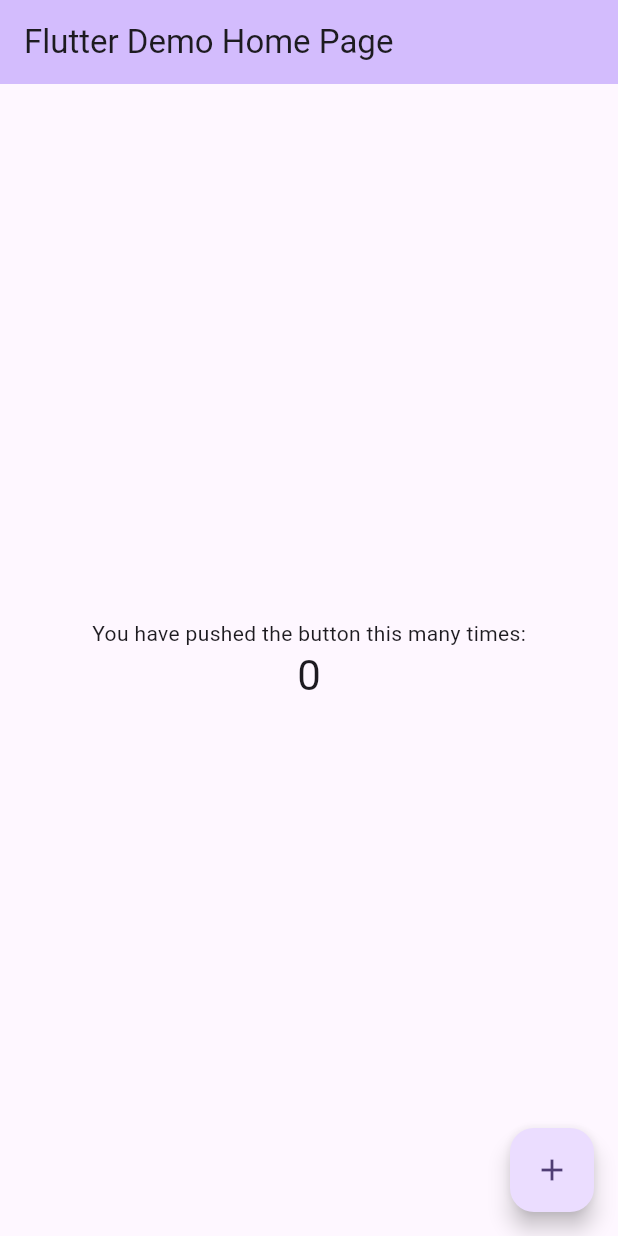
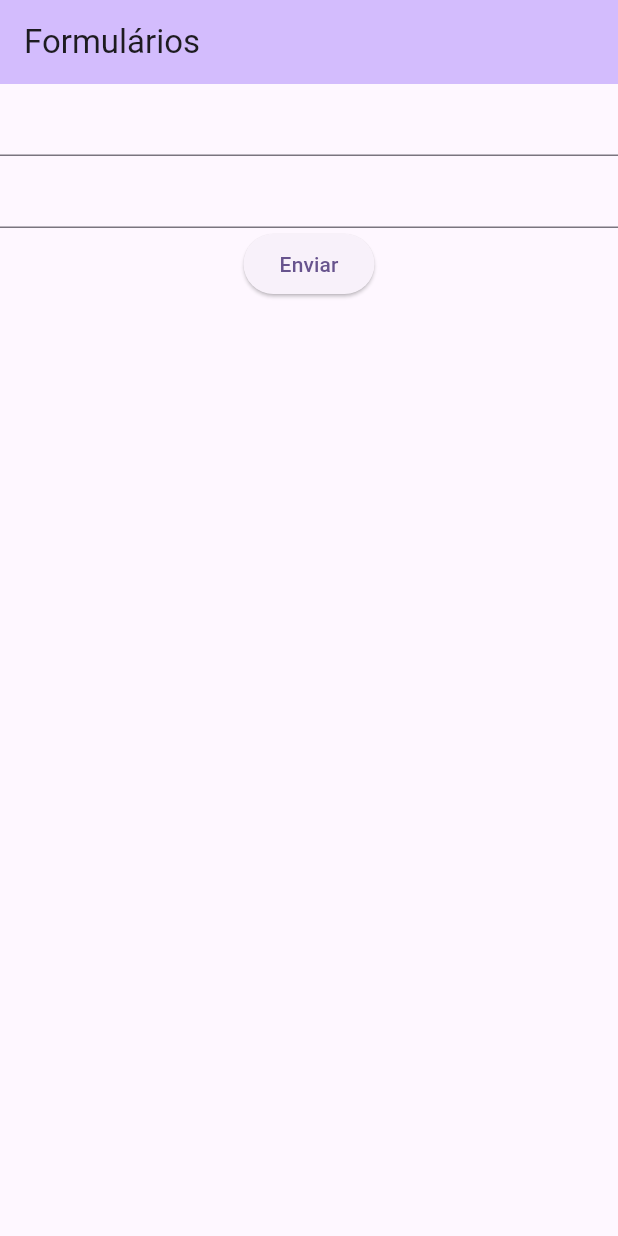
Before and after one commit to thomazrb/exemplo_flutter_form_validator, a Flutter app: the screen it shows after launch, on a phone screen of 412 x 824 dp. Run offline on Flutter 3.47's test engine with Material 2 defaults, Android fonts, the phone set to English and light mode, and no system bars.

Commit message:
Versão Final

```diff
--- /dev/null
+++ b/lib/components/my_form.dart
@@ -0,0 +1,48 @@
+import 'package:flutter/material.dart';
+
+class MyForm extends StatelessWidget {
+  MyForm({super.key});
+  final formKey = GlobalKey<FormState>();
+  @override
+  Widget build(BuildContext context) {
+    return Form(
+      key: formKey,
+      child: Column(children: [
+        TextFormField(
+          validator: (value) {
+            if (value == null || value.isEmpty) {
+              return 'Digite algum texto!';
+            }
+            if (value.length < 3) {
+              return 'Digite um texto maior pô!';
+            } else {
+              return null;
+            }
+          },
+        ),
+        TextFormField(
+          validator: (value) {
+            if (value == null || value.isEmpty) {
+              return 'É necessário um CPF';
+            } else if (value.length != 11) {
+              return 'CPF Inválido!';
+            } else {
+              return null;
+            }
+          },
+        ),
+        ElevatedButton(
+          onPressed: () {
+            if (formKey.currentState!.validate()) {
+              // Faz o que tá aqui quando tá valido!
+              ScaffoldMessenger.of(context).showSnackBar(
+                const SnackBar(content: Text('Processando o Formulário!')),
+              );
+            }
+          },
+          child: const Text('Enviar'),
+        )
+      ]),
+    );
+  }
+}
--- a/lib/main.dart
+++ b/lib/main.dart
@@ -1,3 +1,4 @@
+import 'package:exemplo_flutter_form_validator/pages/home_page.dart';
 import 'package:flutter/material.dart';
 
 void main() {
@@ -31,95 +32,7 @@ class MyApp extends StatelessWidget {
         colorScheme: ColorScheme.fromSeed(seedColor: Colors.deepPurple),
         useMaterial3: true,
       ),
-      home: const MyHomePage(title: 'Flutter Demo Home Page'),
+      home: HomePage(),
     );
   }
 }
-
-class MyHomePage extends StatefulWidget {
-  const MyHomePage({super.key, required this.title});
-
-  // This widget is the home page of your application. It is stateful, meaning
-  // that it has a State object (defined below) that contains fields that affect
-  // how it looks.
-
-  // This class is the configuration for the state. It holds the values (in this
-  // case the title) provided by the parent (in this case the App widget) and
-  // used by the build method of the State. Fields in a Widget subclass are
-  // always marked "final".
-
-  final String title;
-
-  @override
-  State<MyHomePage> createState() => _MyHomePageState();
-}
-
-class _MyHomePageState extends State<MyHomePage> {
-  int _counter = 0;
-
-  void _incrementCounter() {
-    setState(() {
-      // This call to setState tells the Flutter framework that something has
-      // changed in this State, which causes it to rerun the build method below
-      // so that the display can reflect the updated values. If we changed
-      // _counter without calling setState(), then the build method would not be
-      // called again, and so nothing would appear to happen.
-      _counter++;
-    });
-  }
-
-  @override
-  Widget build(BuildContext context) {
-    // This method is rerun every time setState is called, for instance as done
-    // by the _incrementCounter method above.
-    //
-    // The Flutter framework has been optimized to make rerunning build methods
-    // fast, so that you can just rebuild anything that needs updating rather
-    // than having to individually change instances of widgets.
-    return Scaffold(
-      appBar: AppBar(
-        // TRY THIS: Try changing the color here to a specific color (to
-        // Colors.amber, perhaps?) and trigger a hot reload to see the AppBar
-        // change color while the other colors stay the same.
-        backgroundColor: Theme.of(context).colorScheme.inversePrimary,
-        // Here we take the value from the MyHomePage object that was created by
-        // the App.build method, and use it to set our appbar title.
-        title: Text(widget.title),
-      ),
-      body: Center(
-        // Center is a layout widget. It takes a single child and positions it
-        // in the middle of the parent.
-        child: Column(
-          // Column is also a layout widget. It takes a list of children and
-          // arranges them vertically. By default, it sizes itself to fit its
-          // children horizontally, and tries to be as tall as its parent.
-          //
-          // Column has various properties to control how it sizes itself and
-          // how it positions its children. Here we use mainAxisAlignment to
-          // center the children vertically; the main axis here is the vertical
-          // axis because Columns are vertical (the cross axis would be
-          // horizontal).
-          //
-          // TRY THIS: Invoke "debug painting" (choose the "Toggle Debug Paint"
-          // action in the IDE, or press "p" in the console), to see the
-          // wireframe for each widget.
-          mainAxisAlignment: MainAxisAlignment.center,
-          children: <Widget>[
-            const Text(
-              'You have pushed the button this many times:',
-            ),
-            Text(
-              '$_counter',
-              style: Theme.of(context).textTheme.headlineMedium,
-            ),
-          ],
-        ),
-      ),
-      floatingActionButton: FloatingActionButton(
-        onPressed: _incrementCounter,
-        tooltip: 'Increment',
-        child: const Icon(Icons.add),
-      ), // This trailing comma makes auto-formatting nicer for build methods.
-    );
-  }
-}
--- /dev/null
+++ b/lib/pages/home_page.dart
@@ -0,0 +1,17 @@
+import 'package:exemplo_flutter_form_validator/components/my_form.dart';
+import 'package:flutter/material.dart';
+
+class HomePage extends StatelessWidget {
+  HomePage({super.key});
+
+  @override
+  Widget build(BuildContext context) {
+    return Scaffold(
+      appBar: AppBar(
+        backgroundColor: Theme.of(context).colorScheme.inversePrimary,
+        title: const Text('Formulários'),
+      ),
+      body: MyForm(),
+    );
+  }
+}
```
